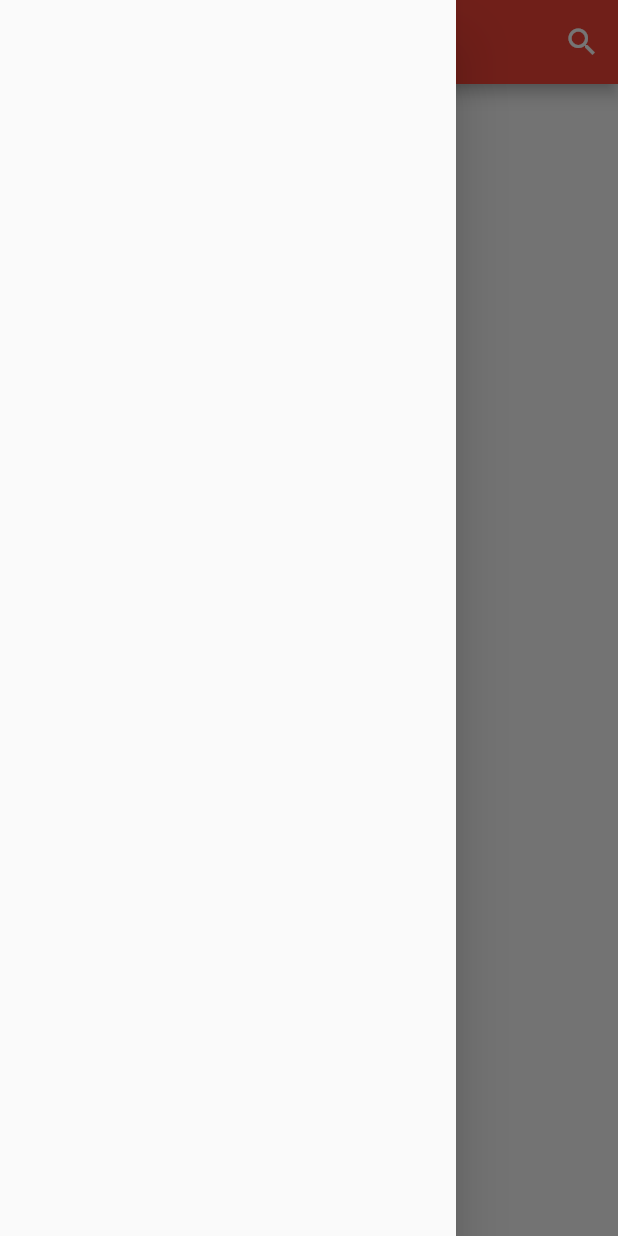
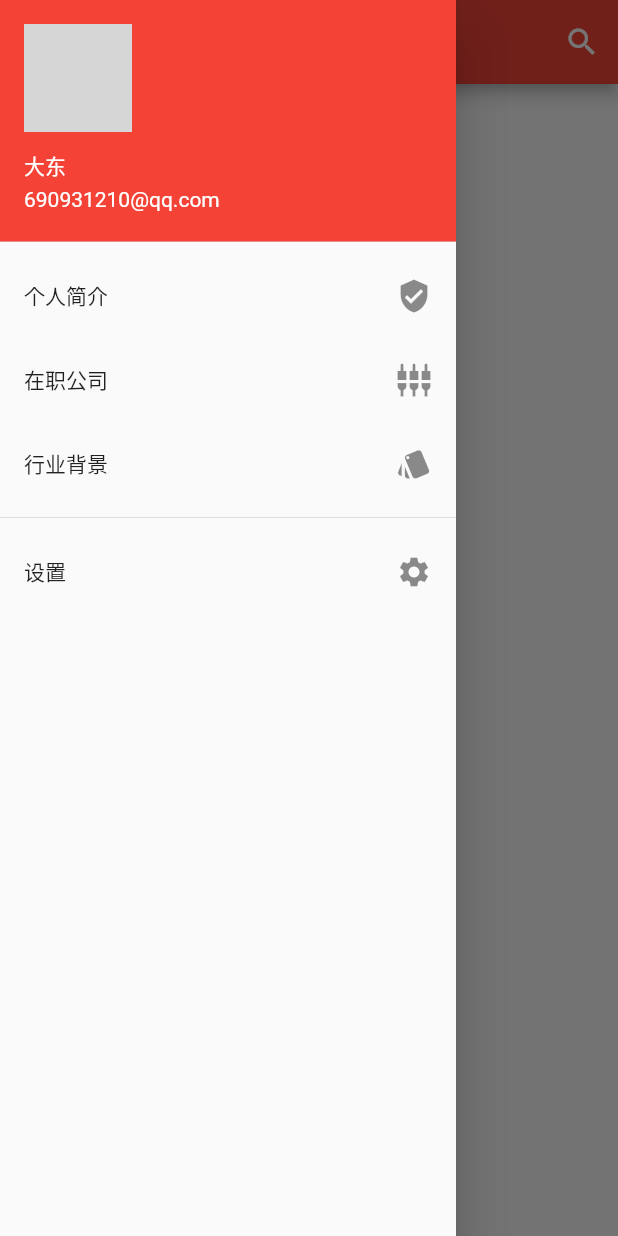
Before and after one commit to wd-wd/flutter-simple-pj, a Flutter app: the screen it shows after launch, with the side drawer open, on a phone screen of 412 x 824 dp. Run offline on Flutter 3.47's test engine with Material 2 defaults, Android fonts, the phone set to English and light mode, and no system bars; network calls fail; grey boxes are pictures that could not be loaded.

Commit message:
侧边栏ui布局实现

```diff
--- a/lib/main.dart
+++ b/lib/main.dart
@@ -29,17 +29,14 @@ class CommonTitle extends StatelessWidget {
       ),
       //注意脚手架带的组件，不在appbar中可以看源码tips:在appBar中加了actions
       // 后endDrawer不显示,加上leading后drawer不显示
-      drawer: Drawer(//左边栏
-
-      ),
-      endDrawer: Drawer(//右边栏
-
-      ),
+      drawer: MyDrawer(), //左边栏
+      endDrawer: MyDrawer(), //右边栏
       body: MyContent(),
     );
   }
 }
 
+//实现内容
 class MyContent extends StatelessWidget {
   @override
   Widget build(BuildContext context) {
@@ -52,3 +49,43 @@ class MyContent extends StatelessWidget {
     );
   }
 }
+
+class MyDrawer extends StatelessWidget {
+  @override
+  Widget build(BuildContext context) {
+    return Drawer(
+      child: ListView(
+        padding: EdgeInsets.all(0),
+        children: <Widget>[
+          UserAccountsDrawerHeader(
+            accountEmail: Text('690931210@qq.com'),
+            accountName: Text('大东'),
+            currentAccountPicture: CircleAvatar(
+              backgroundImage: NetworkImage(
+                  'https://thirdwx.qlogo.cn/mmopen/vi_32/DYAIOgq83epcZcn3N0bED2vlv02MT4L4mVYdKTdRwgibxaRrIHMVHbe0Uv5X3GclpR7IPtUrQREU6lNp8JL7JUA/132'),
+            ),
+            //美化组件的装饰，很多组件都有这个属性
+            decoration: BoxDecoration(color: Color(int.parse('0xFFF44336'))),
+          ),
+          ListTile(
+            title: Text('个人简介'),
+            trailing: Icon(Icons.verified_user),
+          ),
+          ListTile(
+            title: Text('在职公司'),
+            trailing: Icon(Icons.settings_input_component),
+          ),
+          ListTile(
+            title: Text('行业背景'),
+            trailing: Icon(Icons.style),
+          ),
+          Divider(),
+          ListTile(
+            title: Text('设置'),
+            trailing: Icon(Icons.settings),
+          ),
+        ],
+      ),
+    );
+  }
+}
```
